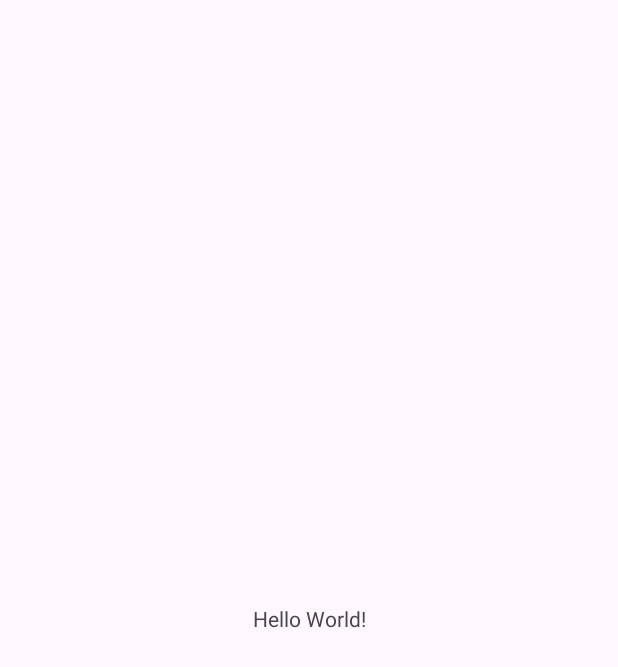
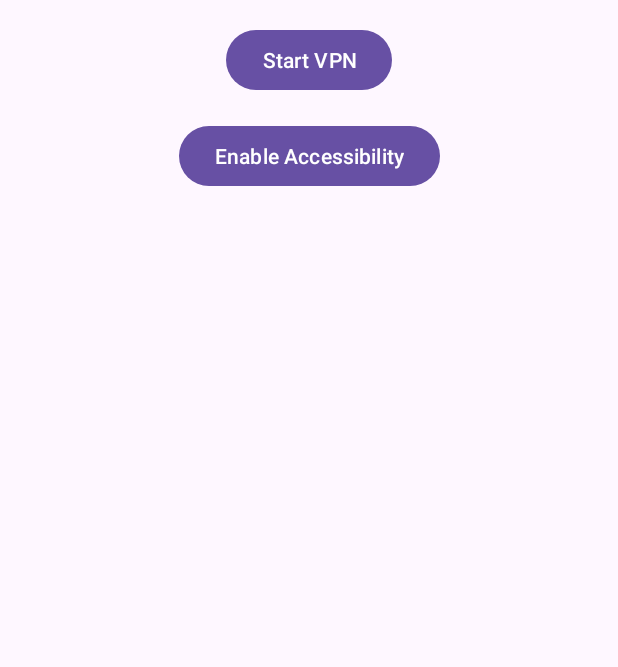
Before and after one commit to sachin-qgem/AutomationApp, an Android app: the screen it shows after launch (MainActivity), on a phone screen of 412 x 824 dp. Before the commit the part shown is almost empty. Shown: the top 667 px of the screen. Run offline under Robolectric (Android 15) with nearby library versions, the phone set to English and light mode, and no system bars.

Commit message:
Here We have only updated the original code from Grok without new recommendations by comparing with the PCAP VPN service Code of Androidmanifest.xml files.

```diff
--- a/app/src/main/java/com/example/automationapp/MainActivity.java
+++ b/app/src/main/java/com/example/automationapp/MainActivity.java
@@ -1,24 +1,61 @@
 package com.example.automationapp;
 
+import android.content.Intent;
+import android.net.VpnService;
 import android.os.Bundle;
-
-import androidx.activity.EdgeToEdge;
+import android.provider.Settings;
+import android.util.Log;
+import android.widget.Button;
+import android.widget.Toast;
+import androidx.activity.result.ActivityResultLauncher;
+import androidx.activity.result.contract.ActivityResultContracts;
 import androidx.appcompat.app.AppCompatActivity;
-import androidx.core.graphics.Insets;
-import androidx.core.view.ViewCompat;
-import androidx.core.view.WindowInsetsCompat;
 
 public class MainActivity extends AppCompatActivity {
+    private static final String TAG = "MainActivity";
+    private ActivityResultLauncher<Intent> vpnPermissionLauncher;
 
     @Override
     protected void onCreate(Bundle savedInstanceState) {
         super.onCreate(savedInstanceState);
-        EdgeToEdge.enable(this);
         setContentView(R.layout.activity_main);
-        ViewCompat.setOnApplyWindowInsetsListener(findViewById(R.id.main), (v, insets) -> {
-            Insets systemBars = insets.getInsets(WindowInsetsCompat.Type.systemBars());
-            v.setPadding(systemBars.left, systemBars.top, systemBars.right, systemBars.bottom);
-            return insets;
+
+        // Initialize the Activity Result Launcher for VPN permission
+        vpnPermissionLauncher = registerForActivityResult(
+                new ActivityResultContracts.StartActivityForResult(),
+                result -> {
+                    if (result.getResultCode() == RESULT_OK) {
+                        Log.d(TAG, "VPN permission granted");
+                        startVpnService();
+                    } else {
+                        Log.e(TAG, "VPN permission denied");
+                        Toast.makeText(this, "VPN permission is required", Toast.LENGTH_LONG).show();
+                    }
+                }
+        );
+
+        Button startVpnButton = findViewById(R.id.start_vpn_button);
+        startVpnButton.setOnClickListener(v -> {
+            Intent prepareIntent = VpnService.prepare(this);
+            if (prepareIntent != null) {
+                Log.d(TAG, "Requesting VPN permission");
+                vpnPermissionLauncher.launch(prepareIntent);
+            } else {
+                Log.d(TAG, "VPN already prepared, starting service");
+                startVpnService();
+            }
+        });
+
+        Button enableAccessibilityButton = findViewById(R.id.enable_accessibility_button);
+        enableAccessibilityButton.setOnClickListener(v -> {
+            startActivity(new Intent(Settings.ACTION_ACCESSIBILITY_SETTINGS));
+            Toast.makeText(this, "Please enable AutomationApp Accessibility Service", Toast.LENGTH_LONG).show();
         });
     }
+
+    private void startVpnService() {
+        Intent intent = new Intent(this, PacketMonitorVpnService.class);
+        Log.d(TAG, "Starting VPN service");
+        startService(intent);
+    }
 }
--- a/app/src/main/res/layout/activity_main.xml
+++ b/app/src/main/res/layout/activity_main.xml
@@ -1,19 +1,26 @@
 <?xml version="1.0" encoding="utf-8"?>
 <androidx.constraintlayout.widget.ConstraintLayout xmlns:android="http://schemas.android.com/apk/res/android"
     xmlns:app="http://schemas.android.com/apk/res-auto"
-    xmlns:tools="http://schemas.android.com/tools"
-    android:id="@+id/main"
     android:layout_width="match_parent"
-    android:layout_height="match_parent"
-    tools:context=".MainActivity">
+    android:layout_height="match_parent">
 
-    <TextView
+    <Button
+        android:id="@+id/start_vpn_button"
         android:layout_width="wrap_content"
         android:layout_height="wrap_content"
-        android:text="Hello World!"
-        app:layout_constraintBottom_toBottomOf="parent"
+        android:text="Start VPN"
+        app:layout_constraintTop_toTopOf="parent"
+        app:layout_constraintStart_toStartOf="parent"
         app:layout_constraintEnd_toEndOf="parent"
+        android:layout_marginTop="16dp" />
+
+    <Button
+        android:id="@+id/enable_accessibility_button"
+        android:layout_width="wrap_content"
+        android:layout_height="wrap_content"
+        android:text="Enable Accessibility"
+        app:layout_constraintTop_toBottomOf="@id/start_vpn_button"
         app:layout_constraintStart_toStartOf="parent"
-        app:layout_constraintTop_toTopOf="parent" />
-
+        app:layout_constraintEnd_toEndOf="parent"
+        android:layout_marginTop="16dp" />
 </androidx.constraintlayout.widget.ConstraintLayout>
--- a/app/src/main/res/values/strings.xml
+++ b/app/src/main/res/values/strings.xml
@@ -1,3 +1,4 @@
 <resources>
     <string name="app_name">AutomationApp</string>
+    <string name="accessibility_service_description">Service to automate clicks for new orders</string>
 </resources>
```
Also changed, not shown: app/src/main/java/com/example/automationapp/AutoClickAccessibilityService.java (added, +64 -0 lines), app/src/main/java/com/example/automationapp/PacketMonitorVpnService.java (added, +106 -0 lines), app/src/main/res/xml/accessibility_service_config.xml (added, +9 -0 lines).
